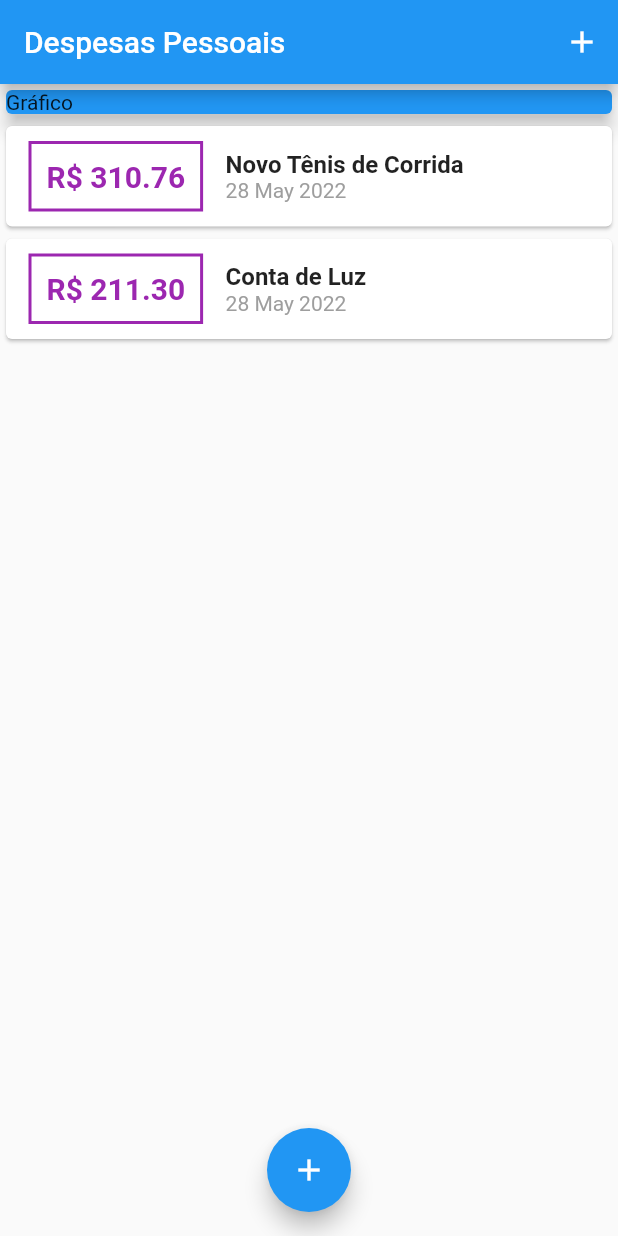
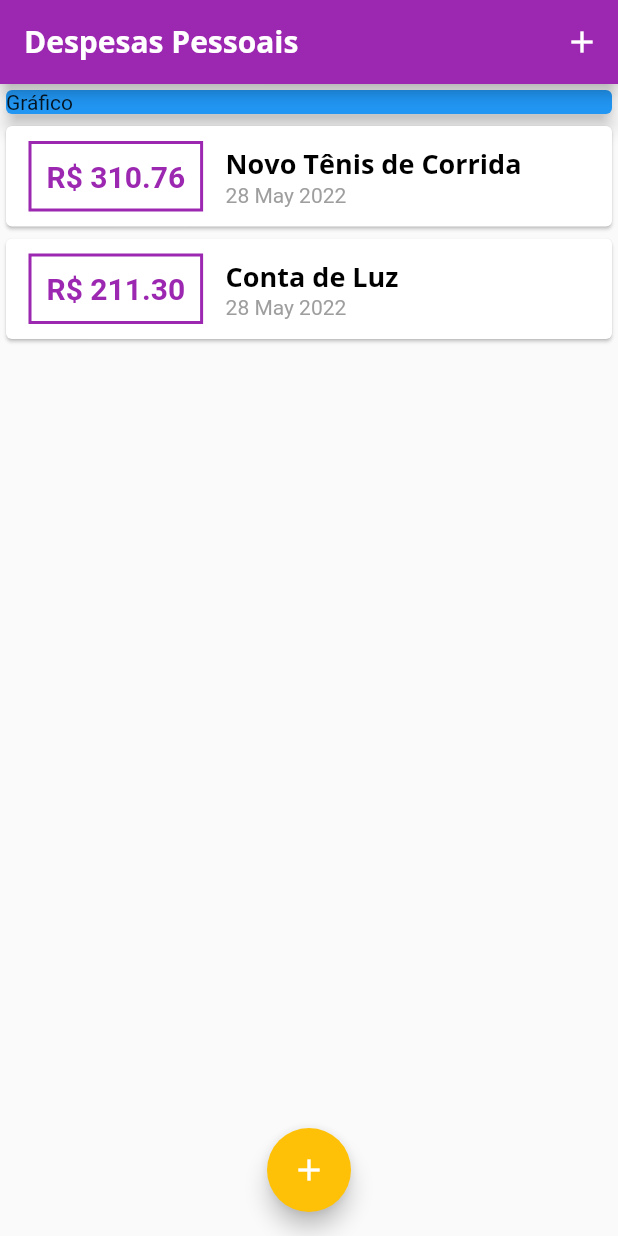
Before and after one commit to rpz-dev/expenses, a Flutter app: the screen it shows after launch, on a phone screen of 412 x 824 dp. Run offline on Flutter 3.47's test engine with Material 2 defaults, Android fonts, the phone set to English and light mode, and no system bars.

Commit message:
Add assets/fonts

```diff
--- a/lib/components/transaction_list.dart
+++ b/lib/components/transaction_list.dart
@@ -25,7 +25,7 @@ class TransactionList extends StatelessWidget {
                   ),
                   decoration: BoxDecoration(
                     border: Border.all(
-                      color: Colors.purple,
+                      color: Theme.of(context).colorScheme.primary,
                       width: 2,
                     ),
                   ),
@@ -44,10 +44,11 @@ class TransactionList extends StatelessWidget {
                   children: [
                     Text(
                       tr.title,
-                      style: const TextStyle(
-                        fontSize: 16,
-                        fontWeight: FontWeight.bold,
-                      ),
+                      style: Theme.of(context).textTheme.headline6,
+                      //  style: const TextStyle(
+                      //    fontSize: 16,
+                      //    fontWeight: FontWeight.bold,
+                      //  ),
                     ),
                     Text(
                       DateFormat('d MMM y').format(tr.date),
--- a/lib/main.dart
+++ b/lib/main.dart
@@ -1,25 +1,46 @@
-import 'package:expenses/components/transaction_form.dart';
 import 'package:flutter/material.dart';
 import 'dart:math';
-import 'components/transaction_form.dart';
-import 'components/transaction_list.dart';
+import './components/transaction_form.dart';
+import './components/transaction_list.dart';
 import 'models/transaction.dart';
 
-main() => runApp(const ExpensesApp());
+main() => runApp(ExpensesApp());
 
 class ExpensesApp extends StatelessWidget {
-  const ExpensesApp({Key? key}) : super(key: key);
   @override
   Widget build(BuildContext context) {
-    return const MaterialApp(home: MyHomePage());
+    final ThemeData tema = ThemeData();
+
+    return MaterialApp(
+      home: MyHomePage(),
+      theme: tema.copyWith(
+        colorScheme: tema.colorScheme.copyWith(
+          primary: Colors.purple,
+          secondary: Colors.amber,
+        ),
+        textTheme: tema.textTheme.copyWith(
+          headline6: TextStyle(
+            fontFamily: 'OpenSans',
+            fontSize: 18,
+            fontWeight: FontWeight.bold,
+            color: Colors.black,
+          ),
+        ),
+        appBarTheme: AppBarTheme(
+          titleTextStyle: TextStyle(
+            fontFamily: 'OpenSans',
+            fontSize: 20,
+            fontWeight: FontWeight.bold,
+          ),
+        ),
+      ),
+    );
   }
 }
 
 class MyHomePage extends StatefulWidget {
-  const MyHomePage({Key? key}) : super(key: key);
-
   @override
-  State<MyHomePage> createState() => _MyHomePageState();
+  _MyHomePageState createState() => _MyHomePageState();
 }
 
 class _MyHomePageState extends State<MyHomePage> {
@@ -49,6 +70,8 @@ class _MyHomePageState extends State<MyHomePage> {
     setState(() {
       _transactions.add(newTransaction);
     });
+
+    Navigator.of(context).pop();
   }
 
   _openTransactionFormModal(BuildContext context) {
@@ -64,10 +87,10 @@ class _MyHomePageState extends State<MyHomePage> {
   Widget build(BuildContext context) {
     return Scaffold(
       appBar: AppBar(
-        title: const Text('Despesas Pessoais'),
-        actions: [
+        title: Text('Despesas Pessoais'),
+        actions: <Widget>[
           IconButton(
-            icon: const Icon(Icons.add),
+            icon: Icon(Icons.add),
             onPressed: () => _openTransactionFormModal(context),
           ),
         ],
@@ -75,8 +98,9 @@ class _MyHomePageState extends State<MyHomePage> {
       body: SingleChildScrollView(
         child: Column(
           crossAxisAlignment: CrossAxisAlignment.stretch,
-          children: [
-            const SizedBox(
+          children: <Widget>[
+            Container(
+              width: double.infinity,
               child: Card(
                 color: Colors.blue,
                 child: Text('Gráfico'),
@@ -88,7 +112,7 @@ class _MyHomePageState extends State<MyHomePage> {
         ),
       ),
       floatingActionButton: FloatingActionButton(
-        child: const Icon(Icons.add),
+        child: Icon(Icons.add),
         onPressed: () => _openTransactionFormModal(context),
       ),
       floatingActionButtonLocation: FloatingActionButtonLocation.centerFloat,
```
Also changed, not shown: pubspec.yaml (+11 -6 lines), assets/fonts/OpenSans-Bold.ttf (added), assets/fonts/OpenSans-Regular.ttf (added), assets/fonts/Quicksand-Bold.ttf (added), assets/fonts/Quicksand-Light.ttf (added), assets/fonts/Quicksand-Medium.ttf (added), assets/fonts/Quicksand-Regular.ttf (added).
